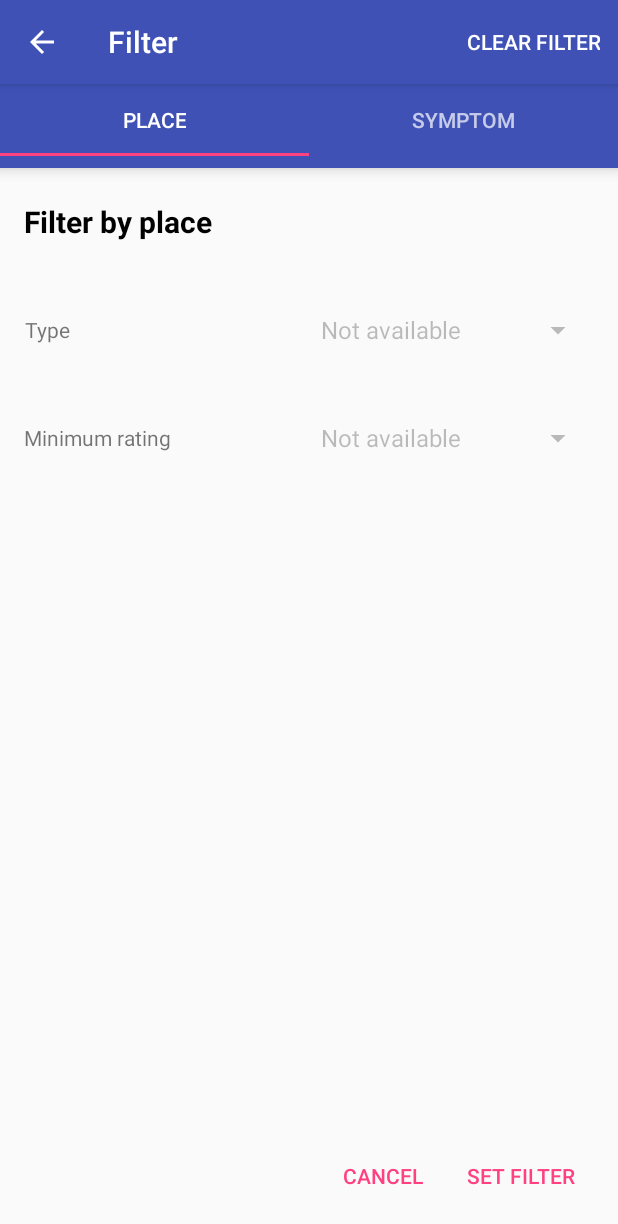
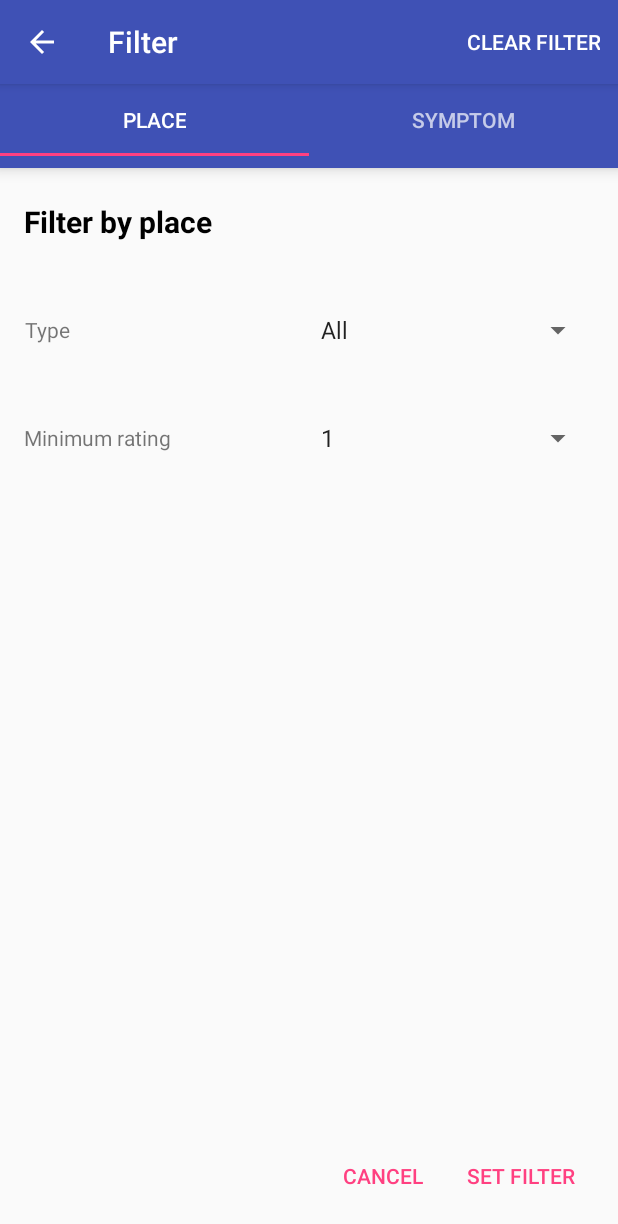
Before and after one commit to lol2kpe/EDA397_Team3, an Android app: the FilterActivity screen opened directly, with no data from a screen before it, on a phone screen of 412 x 824 dp. Shown: the top 1224 px of the screen. Run offline under Robolectric (Android 15) with nearby library versions, the phone set to English and light mode, and no system bars; 1 statement that could not run was skipped.

Commit message:
Place update
Place now supports language changes.

```diff
--- /dev/null
+++ b/app/src/main/java/com/lol2kpe/h4u/data/model/Places.java
@@ -0,0 +1,10 @@
+package com.lol2kpe.h4u.data.model;
+
+/**
+ * Created by Jonathan on 2017-05-04.
+ */
+
+public enum Places {
+    HOSPITAL,
+    PHARMACY,
+}
--- a/app/src/main/java/com/lol2kpe/h4u/filter/FilterActivity.java
+++ b/app/src/main/java/com/lol2kpe/h4u/filter/FilterActivity.java
@@ -45,8 +45,8 @@ public class FilterActivity extends AppCompatActivity {
 
         // Add tabs to the FilterActivity
         TabLayout tabLayout = (TabLayout) findViewById(R.id.tab_layout);
-        tabLayout.addTab(tabLayout.newTab().setText("Place"));
-        tabLayout.addTab(tabLayout.newTab().setText("Symptom"));
+        tabLayout.addTab(tabLayout.newTab().setText(getResources().getString(R.string.tab_place)));
+        tabLayout.addTab(tabLayout.newTab().setText(getResources().getString(R.string.tab_symptom)));
         tabLayout.setTabGravity(TabLayout.GRAVITY_FILL);
 
         final ViewPager viewPager = (ViewPager) findViewById(R.id.pager);
--- a/app/src/main/java/com/lol2kpe/h4u/filter/PlaceFragment.java
+++ b/app/src/main/java/com/lol2kpe/h4u/filter/PlaceFragment.java
@@ -2,6 +2,7 @@ package com.lol2kpe.h4u.filter;
 
 import android.os.Bundle;
 import android.support.v4.app.Fragment;
+import android.util.Log;
 import android.view.LayoutInflater;
 import android.view.View;
 import android.view.ViewGroup;
@@ -10,10 +11,15 @@ import android.widget.Spinner;
 
 import com.lol2kpe.h4u.R;
 import com.lol2kpe.h4u.data.model.Place;
+import com.lol2kpe.h4u.data.model.Places;
 
 import java.util.ArrayList;
 import java.util.Collections;
+import java.util.HashMap;
+import java.util.HashSet;
 import java.util.Iterator;
+import java.util.Map;
+import java.util.Set;
 
 import static com.lol2kpe.h4u.filter.FilterActivity.RATING;
 import static com.lol2kpe.h4u.filter.FilterActivity.TYPE;
@@ -28,6 +34,8 @@ import static com.lol2kpe.h4u.filter.FilterActivity.returnList;
 public class PlaceFragment extends Fragment {
 
     Spinner spinnerType, spinnerRating;
+    Set<Places> places;
+    Map<Integer, Places> placesMap;
 
     @Override
     public View onCreateView(LayoutInflater inflater, ViewGroup container, Bundle savedInstanceState) {
@@ -35,11 +43,22 @@ public class PlaceFragment extends Fragment {
 
         spinnerType = (Spinner) rootView.findViewById(R.id.spinner_type);
         spinnerRating = (Spinner) rootView.findViewById(R.id.spinner_rating);
+
+        getPlaces();
         populateSpinner(spinnerType);
         populateSpinner(spinnerRating);
+
         setFilterSelections();
 
         return rootView;
+    }
+
+    private void getPlaces() {
+
+        places = new HashSet<>();
+        Collections.addAll(places, Places.values());
+
+        Log.i("Places", places.toString());
     }
 
     /**
@@ -51,26 +70,32 @@ public class PlaceFragment extends Fragment {
      */
     private void populateSpinner(Spinner spinner) {
         ArrayList<String> items = new ArrayList<>();
-        for (Place p : returnList) {
-            String item = null;
-            if (spinner == spinnerType)
-                item = p.getClass().getSimpleName();
-            else if (spinner == spinnerRating)
-                item = Integer.toString(p.getRating());
-            if (!items.contains(item) && item != null)
-                items.add(item);
-        }
-        if (!items.isEmpty()) {
-            Collections.sort(items);
-            items.add(0, "All");
-        } else {
-            items.add("Not available");
-            toggleSpinner(spinner);
+
+        if (spinner.equals(spinnerType)) {
+            // If no symptoms are found, put a notice in the spinner and disable the spinner
+            if (places.isEmpty() && spinner.isEnabled()) {
+                toggleSpinner(spinner);
+                items.add(getResources().getString(R.string.not_available));
+            }
+            // Else, map each symptom
+            else {
+                placesMap = new HashMap<>();
+                items.add(getResources().getString(R.string.symptom_all));
+                int i = 1;
+                for (Places place : places) {
+                    placesMap.put(i, place);
+                    items.add(getPlaceString(place));
+                    i++;
+                }
+            }
+        } else if (spinner.equals(spinnerRating)) {
+            for (int i = 1; i <= 5; i++) {
+                items.add(Integer.toString(i));
+            }
         }
         // Create Adapter object with data items for the Spinner object
         ArrayAdapter<String> adapter = new ArrayAdapter<>(
-                getContext(), android.R.layout.simple_spinner_item,
-                items.toArray(new String[items.size()]));
+                getContext(), android.R.layout.simple_spinner_item, items);
         // Set the View for the items in the data set in the Adapter object
         adapter.setDropDownViewResource(android.R.layout.simple_spinner_dropdown_item);
         spinner.setAdapter(adapter);
@@ -127,19 +152,40 @@ public class PlaceFragment extends Fragment {
         }
     }
 
+    private String getPlaceString(Places place) {
+
+        switch (place) {
+            case HOSPITAL:
+                return getResources().getString(R.string.type_healthcenters);
+            case PHARMACY:
+                return getResources().getString(R.string.type_pharmacies);
+            default:
+                Log.w("NoSymptomStringFound", "No matching String was found for a symptom: " + place.toString());
+                return "Unknown symptom";
+        }
+    }
+
     /**
      * The method takes the selected item of the "Type" spinner and compares
      * its String value against the class of the Place object. The method returns true if the
      * Place object's class is equal to the String value of the selected item.
      * Else, the method returns false.
      *
-     * @param p The current Place object.
+     * @param place The current Place object.
      * @return True if the class of the Place object is equal to the current String value
      * of the selected item, else returns false.
      */
-    private boolean checkType(Place p) {
-        return (spinnerType.getSelectedItem().toString().equals("All") ||
-                spinnerType.getSelectedItem().toString().equals(p.getClass().getSimpleName()));
+    private boolean checkType(Place place) {
+        String currentPlace = place.getClass().getSimpleName();
+        Log.i("TYPE", "Current type: " + currentPlace + " Spinner pos: " + Integer.toString(spinnerType.getSelectedItemPosition()));
+        if(currentPlace.equals("Hospital") && spinnerType.getSelectedItemPosition() == 1)
+            return true;
+        else if(currentPlace.equals("Pharmacy") && spinnerType.getSelectedItemPosition() == 2)
+            return true;
+        else if (spinnerType.getSelectedItemPosition() == 0)
+            return true;
+        else
+            return false;
     }
 
     /**
@@ -153,7 +199,6 @@ public class PlaceFragment extends Fragment {
      * the selected item value, else returns false.
      */
     private boolean checkRating(Place p) {
-        return (spinnerRating.getSelectedItem().toString().equals("All") ||
-                (p.getRating() >= Integer.parseInt(spinnerRating.getSelectedItem().toString())));
+        return (p.getRating() >= Integer.parseInt(spinnerRating.getSelectedItem().toString()));
     }
 }
--- a/app/src/main/res/values/strings.xml
+++ b/app/src/main/res/values/strings.xml
@@ -11,7 +11,8 @@
     <string name="activity_filter_symptomtitle">Filter by symptom</string>
     <string name="activity_filter_cancel">CANCEL</string>
     <string name="activity_filter_set">SET FILTER</string>
-
+    <string name="tab_place">Place</string>
+    <string name="tab_symptom">Symptom</string>
     <string name="not_available">Not available</string>
     <!-- Filter type option -->
     <string name="activity_filter_type">Type</string>
```
Also changed, not shown: app/src/main/java/com/lol2kpe/h4u/filter/SymptomFragment.java (+4 -9 lines).
